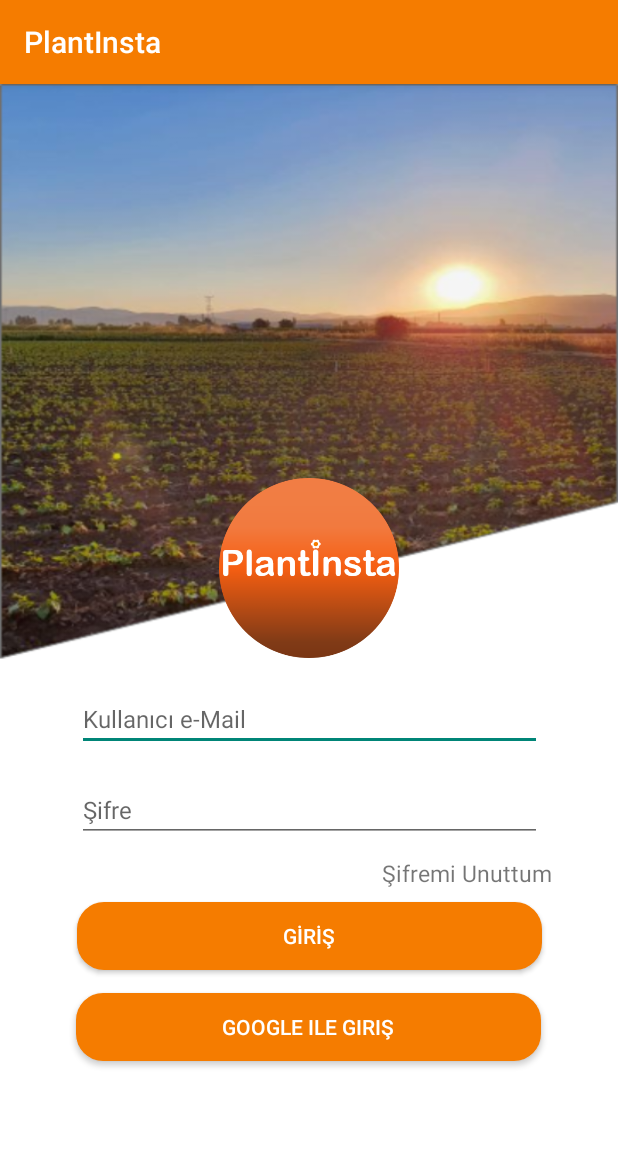
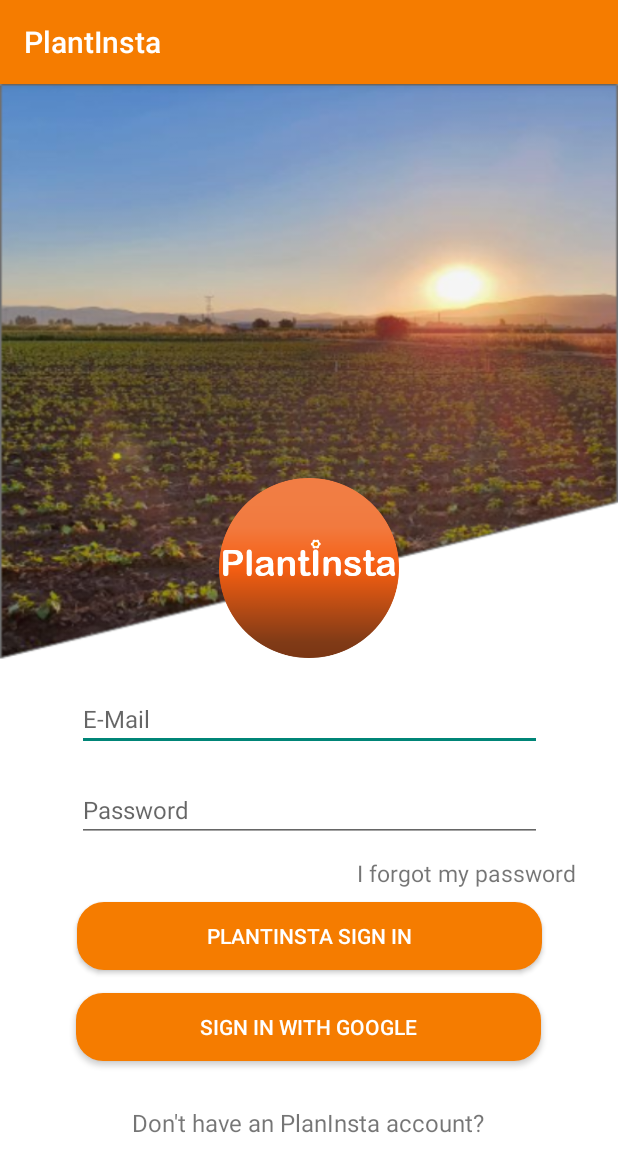
Before and after one commit to lszlp76/PlantInsta, an Android app: the screen it shows after launch (MainActivity), on a phone screen of 412 x 824 dp. Shown: the top 1172 px of the screen. Run offline under Robolectric (Android 15) with nearby library versions, the phone set to English and light mode, and no system bars; our stand-ins replace Firebase (no records; nobody signed in at launch, a user with empty details on screens opened directly).

```diff
--- a/app/src/main/java/com/zlpls/plantinsta/AddNewPlant.java
+++ b/app/src/main/java/com/zlpls/plantinsta/AddNewPlant.java
@@ -177,7 +177,7 @@ public class AddNewPlant extends AppCompatActivity {
         bottomAppBar.setItemIconTintList(null);
         Menu menu = bottomAppBar.getMenu();
         menu.findItem(R.id.photo).setIcon(R.drawable.ic__send);
-        menu.findItem(R.id.photo).setTitle("Gönder");
+        menu.findItem(R.id.photo).setTitle("Add New Diary");
 /*
  fab.setOnClickListener(new View.OnClickListener() {
             @Override
--- a/app/src/main/java/com/zlpls/plantinsta/fullimage.java
+++ b/app/src/main/java/com/zlpls/plantinsta/fullimage.java
@@ -39,7 +39,7 @@ public class fullimage extends AppCompatActivity {
 
         //comments.setText(comment);
         ActionBar actionBar = getSupportActionBar();
-        String title = plantName+ " Güncesi@"+date;
+        String title = plantName+ " 'page @"+date;
         actionBar.setTitle(title);
 
         getSupportActionBar().setTitle(title);
--- a/app/src/main/java/com/zlpls/plantinsta/visualselection/VisualMainActivity.java
+++ b/app/src/main/java/com/zlpls/plantinsta/visualselection/VisualMainActivity.java
@@ -41,7 +41,7 @@ public class VisualMainActivity extends AppCompatActivity {
 
         setContentView(R.layout.activity_visual_main);
         ActionBar actionBar = getSupportActionBar();
-        String title = "PlantInsta Foto Ekle";
+        String title = "Take photo / picture";
         actionBar.setTitle(title);
         getSupportActionBar().setTitle(title);
 /*
--- a/app/src/main/res/layout/activity_main.xml
+++ b/app/src/main/res/layout/activity_main.xml
@@ -67,7 +67,7 @@
         android:layout_height="wrap_content"
         android:layout_marginTop="18dp"
         android:ems="10"
-        android:hint="Kullanıcı e-Mail"
+        android:hint="E-Mail"
         android:inputType="text"
         android:lines="1"
 
@@ -87,7 +87,7 @@
 
         android:textColor="@color/textColorPlantinsta"
         android:textSize="16sp"
-        android:hint="Şifre"
+        android:hint="Password"
         android:inputType="textPassword"
         app:layout_constraintEnd_toEndOf="parent"
         app:layout_constraintStart_toStartOf="parent"
@@ -99,7 +99,7 @@
         android:layout_height="wrap_content"
         android:layout_marginTop="10dp"
         android:layout_marginLeft="210dp"
-        android:text="Şifremi Unuttum"
+        android:text="I forgot my password"
         android:onClick="forgotPass"
         android:textSize="15dp"
 
@@ -112,7 +112,7 @@
         android:layout_width="310dp"
         android:layout_height="45dp"
         android:background="@drawable/roundablebutton"
-        android:text="GİRİŞ"
+        android:text="PlantInsta Sign In"
         android:onClick="signIn"
         android:textColor="#ffffff"
         android:backgroundTint="@color/primaryColor"
@@ -129,7 +129,7 @@
         android:background="@drawable/roundablebutton"
         android:backgroundTint="@color/primaryColor"
         android:onClick="signInWithGoogle"
-        android:text="Google ile giriş"
+        android:text="Sign In with Google"
         android:textColor="#FFFFFF"
         app:icon="@drawable/googleicon"
         app:layout_constraintEnd_toEndOf="parent"
@@ -143,14 +143,14 @@
         android:id="@+id/textView3"
         android:layout_width="wrap_content"
         android:layout_height="wrap_content"
-        android:layout_marginTop="10dp"
+        android:layout_marginTop="30dp"
         android:onClick="gotoSignUp"
-        android:text="Yeni üye olmak istiyorum"
-        android:textSize="18dp"
+        android:text="Don't have an PlanInsta account?"
+        android:textSize="16dp"
         app:layout_constraintEnd_toEndOf="parent"
         app:layout_constraintHorizontal_bias="0.497"
         app:layout_constraintStart_toStartOf="parent"
-        app:layout_constraintTop_toBottomOf="@+id/button2" />
+        app:layout_constraintTop_toBottomOf="@+id/sign_in_button_Google" />
 
 
 </androidx.constraintlayout.widget.ConstraintLayout>
--- a/app/src/main/res/layout/activity_new_member_sign_up.xml
+++ b/app/src/main/res/layout/activity_new_member_sign_up.xml
@@ -22,7 +22,7 @@
         android:layout_width="match_parent"
         android:layout_height="50dp"
         android:layout_marginTop="48dp"
-        android:hint="Kullanıcı adı olacak geçerli e-mail belirleyin"
+        android:hint="Type your e-mail as username"
         android:inputType="text"
         android:lines="1"
 
@@ -41,7 +41,7 @@
         android:inputType="text"
 
 
-        android:hint="6 basamaklı şifrenizi belirleyin"
+        android:hint="create your 6 digit password"
         android:textStyle="italic"
         android:textColor="@color/textColorPlantinsta"
         android:textSize="16sp"
@@ -58,7 +58,7 @@
         android:background="@drawable/roundablebutton"
         android:backgroundTint="@color/primaryColor"
         android:textSize="18sp"
-        android:text="Kaydol"
+        android:text="SIGn Up"
         android:onClick="signUp"
         android:textColor="#ffffff"
         app:layout_constraintBottom_toBottomOf="parent"
--- a/app/src/main/res/layout/recycler_row.xml
+++ b/app/src/main/res/layout/recycler_row.xml
@@ -76,7 +76,7 @@
             android:layout_width="wrap_content"
             android:layout_height="wrap_content"
             android:layout_below="@id/rel"
-            android:text="Notlar"
+            android:text="No notes !"
             android:textColor="@color/textColorPlantinsta"
             android:textSize="16sp" />
         <ImageView
--- a/app/src/main/res/menu/searchbar.xml
+++ b/app/src/main/res/menu/searchbar.xml
@@ -4,8 +4,7 @@
     <item
         android:id="@+id/search_bar"
         android:icon="@drawable/ic__search"
-        android:title="Ara"
-        android:queryHint= "Search My Plant"
+
         app:showAsAction="ifRoom|collapseActionView"
         app:actionViewClass="android.widget.SearchView"
 
```
Also changed, not shown: app/src/main/java/com/zlpls/plantinsta/FeedActivity.java (+9 -1 lines), app/src/main/java/com/zlpls/plantinsta/NewMemberSignUp.java (+4 -4 lines), app/src/main/java/com/zlpls/plantinsta/PlantList.java (+9 -16 lines), app/src/main/res/layout/activity_add_new_plant.xml (+5 -5 lines).
